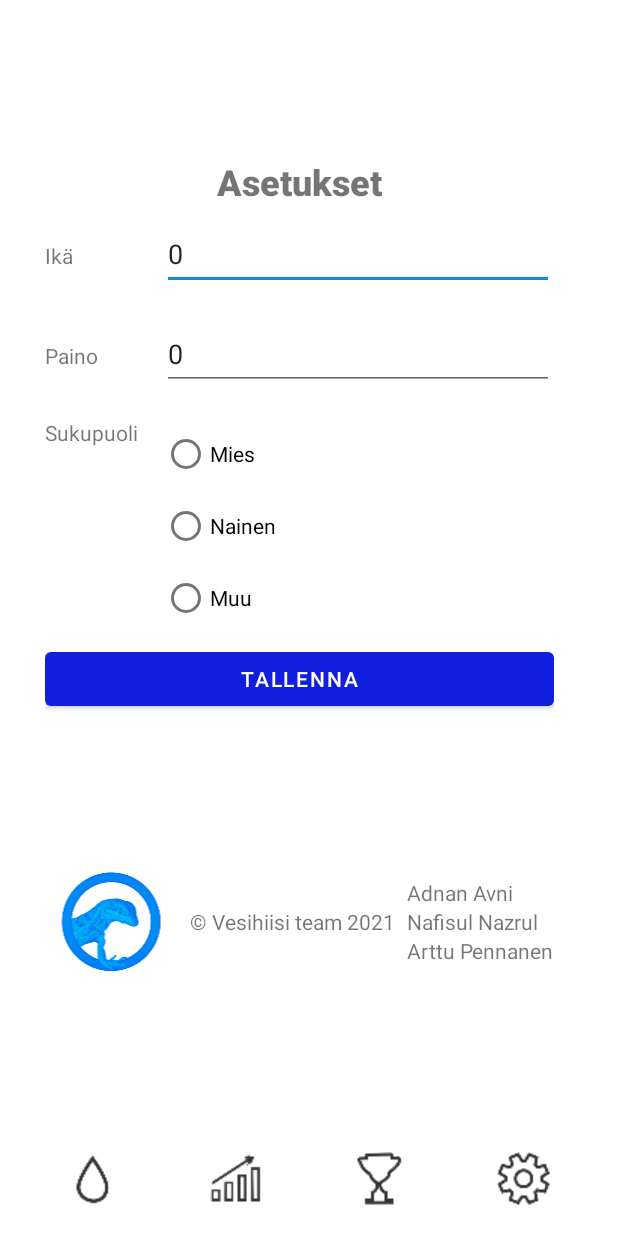
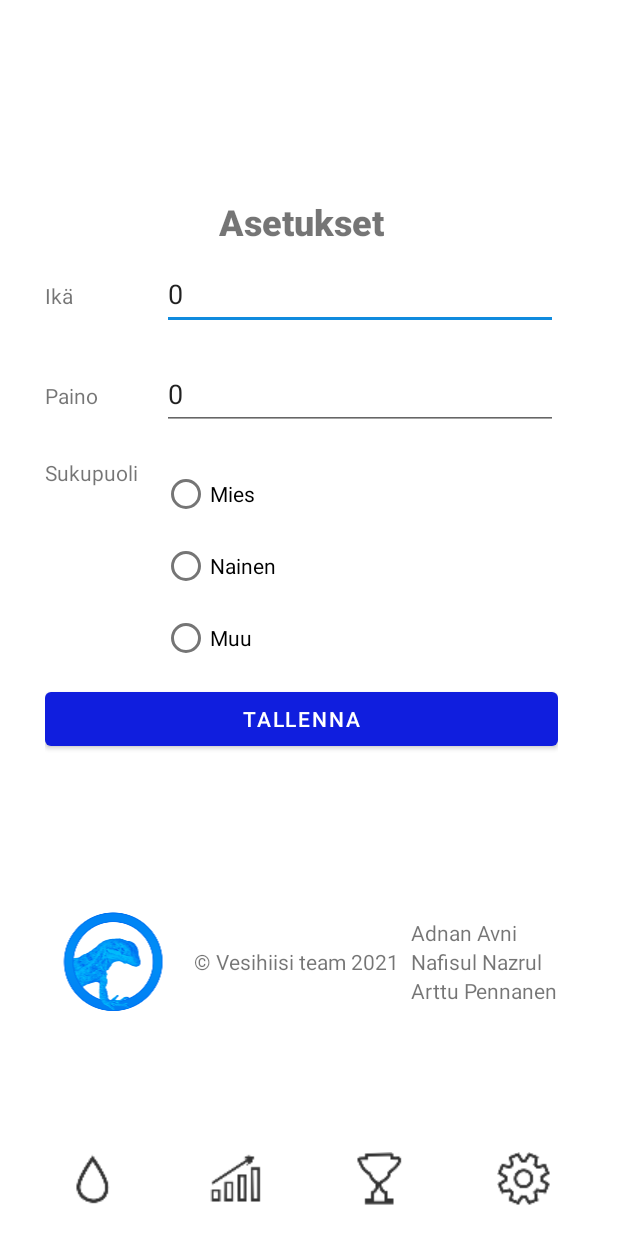
Before and after one commit to Pennane/vesihiisi, an Android app: the screen it shows after launch (SettingsActivity), on a phone screen of 412 x 824 dp. Run offline under Robolectric (Android 15) with nearby library versions, the phone set to English and light mode, and no system bars.

Commit message:
Fix settings width

```diff
--- a/app/src/main/res/layout/activity_settings.xml
+++ b/app/src/main/res/layout/activity_settings.xml
@@ -20,8 +20,8 @@
 
     <LinearLayout
         android:id="@+id/linearLayout"
-        android:layout_width="409dp"
-        android:layout_height="659dp"
+        android:layout_width="match_parent"
+        android:layout_height="wrap_content"
         android:orientation="vertical"
         android:paddingStart="30dp"
         android:paddingTop="60dp"
```
